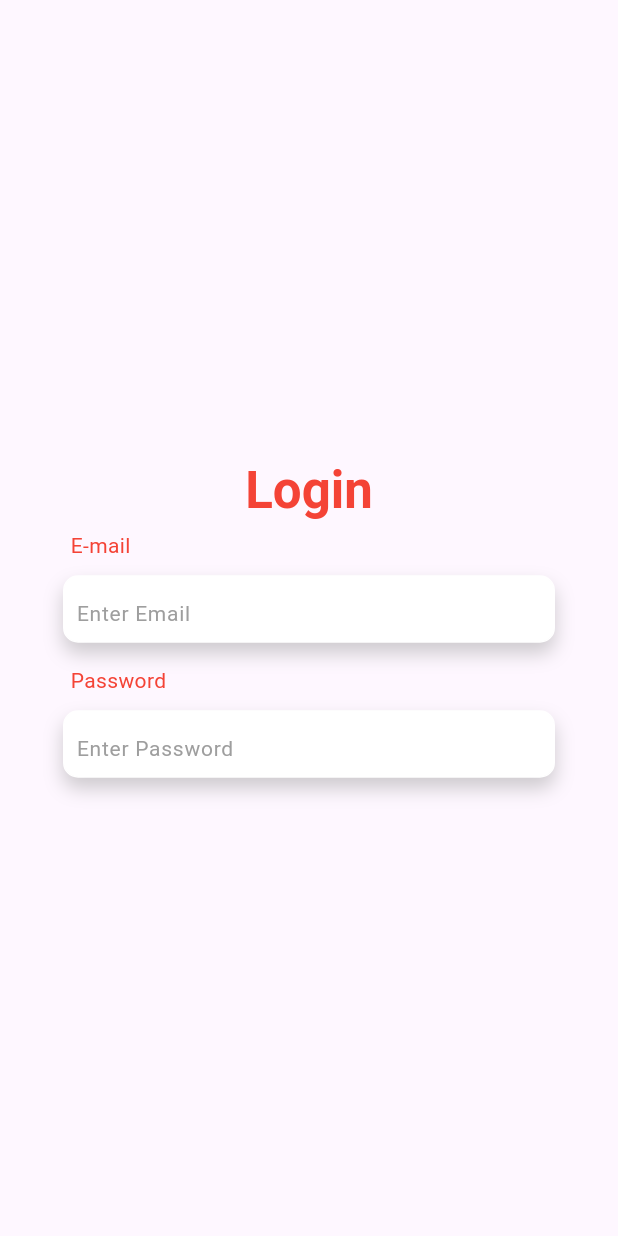
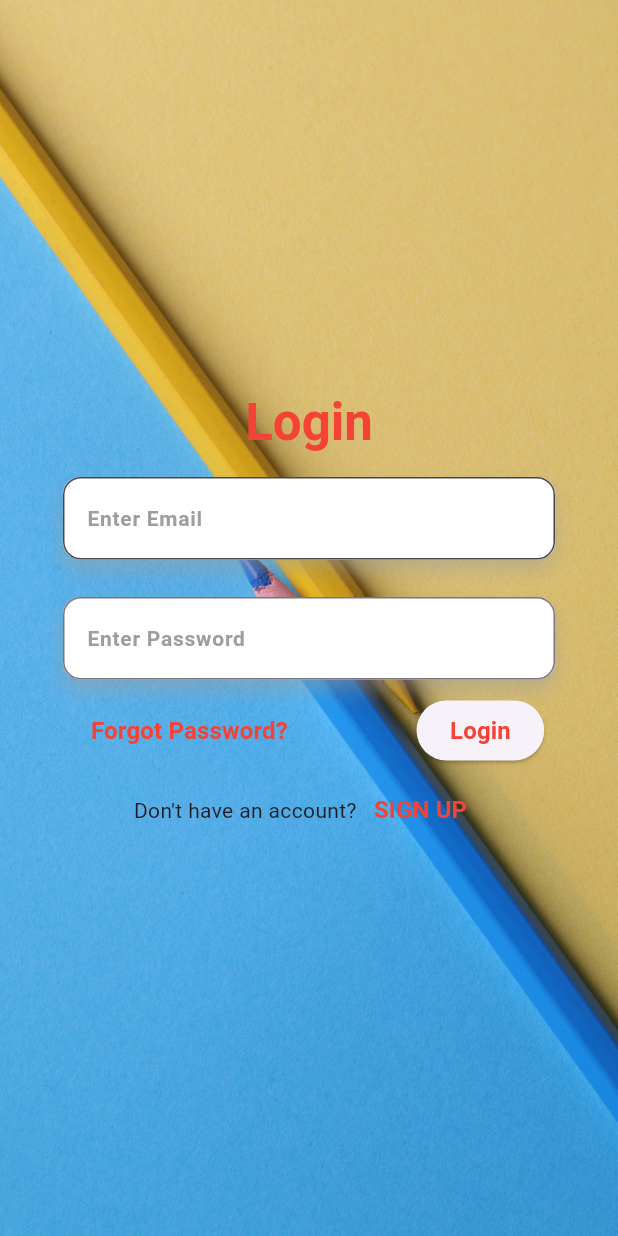
Before and after one commit to nahidulislamshakin/EduAssess360---MCQ-Exam_app, a Flutter app: the screen it shows after launch, on a phone screen of 412 x 824 dp. Run offline on Flutter 3.47's test engine with Material 3 defaults, Android fonts, the phone set to English and light mode, and no system bars; our stand-ins replace flutter_screenutil, fluttertoast.

Commit message:
background image added in login page

```diff
--- a/lib/View/login_page.dart
+++ b/lib/View/login_page.dart
@@ -1,5 +1,8 @@
+import 'package:eduasses360/utils/routes/route_name.dart';
+import 'package:eduasses360/view_model/loginPage_viewmodel.dart';
 import 'package:flutter/material.dart';
 import 'package:flutter_screenutil/flutter_screenutil.dart';
+import 'package:provider/provider.dart';
 
 class LoginPage extends StatefulWidget {
   @override
@@ -7,22 +10,47 @@ class LoginPage extends StatefulWidget {
 }
 
 class _LoginPageState extends State<LoginPage> {
+  final TextEditingController emailController = TextEditingController();
+  final TextEditingController passwordController = TextEditingController();
+  String? errorMessage;
+  bool valid = true;
+  final _formKey = GlobalKey<FormState>();
+
+  @override
+  void dispose() {
+    // TODO: implement dispose
+
+    emailController.dispose();
+    passwordController.dispose();
+    super.dispose();
+  }
+
   @override
   Widget build(BuildContext context) {
+    final lpvProvider = Provider.of<LoginPageViewModel>(context);
+    //errorMessage = lpvProvider.validateEmail(emailController);
     final width = MediaQuery.of(context).size.width;
     final height = MediaQuery.of(context).size.height;
     final keyboardHeight = MediaQuery.of(context).viewInsets.bottom;
     final availableHeight = height - keyboardHeight;
+
     return Scaffold(
       resizeToAvoidBottomInset: false,
       body: SafeArea(
         child: SingleChildScrollView(
           //physics: ClampingScrollPhysics(),
-          child: SizedBox(
+          child: Container(
             width: width,
             height: availableHeight,
+            decoration: const BoxDecoration(
+              image: DecorationImage(
+                  image: AssetImage('assets/images/pencil.jpg'),
+                  fit: BoxFit.cover),
+            ),
             child: Padding(
               padding: const EdgeInsets.all(12.0),
+              child: Form(
+                key: _formKey,
                 child: Column(
                   mainAxisAlignment: MainAxisAlignment.center,
                   children: [
@@ -31,64 +59,104 @@ class _LoginPageState extends State<LoginPage> {
                       style: Theme.of(context).textTheme.titleLarge,
                     ),
                     SizedBox(
+                      height: 15.h,
+                    ),
+                    InputBox(
+                      width: width,
+                      height: height,
+                      textField: TextFormField(
+                        controller: emailController,
+                        validator: (value) {
+                          errorMessage =
+                              lpvProvider.validateEmail(emailController);
+                          return errorMessage;
+                          //return lpvProvider.validateEmail(value ?? '');
+                        },
+                        keyboardType: TextInputType.emailAddress,
+                        decoration: InputDecoration(
+                          //errorText: "",
+                          fillColor: Colors.white,
+                          filled: true,
+                          labelText: "Enter Email",
+                          labelStyle:
+                              TextStyle(color: Colors.grey, fontSize: 14.sp),
+                          iconColor: Colors.red,
+                          //  helperText: "Enter Email",
+                          border: OutlineInputBorder(
+                            borderRadius: BorderRadius.circular(12.r),
+                          ),
+                        ),
+                      ),
+                    ),
+                    SizedBox(
+                      height: 25.h,
+                    ),
+                    InputBox(
+                      width: width,
+                      height: height,
+                      textField: TextFormField(
+                        obscureText: true,
+                        controller: passwordController,
+                        decoration: InputDecoration(
+                          //icon: const Icon(),
+                          labelText: "Enter Password",
+                          labelStyle:
+                              TextStyle(color: Colors.grey, fontSize: 14.sp),
+                          iconColor: Colors.red,
+                          border: OutlineInputBorder(
+                            borderRadius: BorderRadius.circular(12.r),
+                          ),
+                        ),
+                      ),
+                    ),
+                    SizedBox(
+                      height: 10.h,
+                    ),
+                    Row(
+                      mainAxisAlignment: MainAxisAlignment.spaceAround,
+                      crossAxisAlignment: CrossAxisAlignment.start,
+                      children: [
+                        TextButton(
+                          onPressed: () {},
+                          child: Text(
+                            "Forgot Password?",
+                            style: Theme.of(context).textTheme.labelLarge,
+                          ),
+                        ),
+                        ElevatedButton(
+                          onPressed: () {
+                            // _formKey.currentState?.validate();
+                            // valid = false;
+                            Navigator.pushNamed(context,RouteName.home);
+                          },
+                          child: Text(
+                            "Login",
+                            style: Theme.of(context).textTheme.labelLarge,
+                          ),
+                        )
+                      ],
+                    ),
+                    SizedBox(
                       height: 5.h,
                     ),
                     Row(
-                    mainAxisAlignment: MainAxisAlignment.start,
+                      mainAxisAlignment: MainAxisAlignment.center,
                       children: [
-                      Padding(
-                        padding: const EdgeInsets.only(left: 35.0),
-                        child: Text("E-mail",style: TextStyle(color: Colors.red,fontSize:14.sp),),
+                        Text(
+                          "Don't have an account?",
+                          style: Theme.of(context).textTheme.bodyMedium,
+                        ),
+                        TextButton(
+                          onPressed: () {},
+                          child: Text(
+                            "SIGN UP",
+                            style: Theme.of(context).textTheme.labelLarge,
+                          ),
                         ),
                       ],
-                  ),
-                  SizedBox(height: 10.sp,),
-                  InputBox(width:width, height:height,
-                  textField: TextFormField(
-                    decoration: InputDecoration(
-                      //icon: const Icon(),
-                        hintText: "Enter Email",
-                        hintStyle: TextStyle(
-                            color: Colors.grey,
-                            fontSize:14.sp
-                        ),
-
-                        iconColor: Colors.red,
-
-                        border: InputBorder.none
-
-                    ),
-                  ),),
-                   SizedBox(height: 15.h,),
-                  Row(
-                    mainAxisAlignment: MainAxisAlignment.start,
-                    children: [
-                      Padding(
-                        padding: const EdgeInsets.only(left: 35.0),
-                        child: Text("Password",style: TextStyle(color: Colors.red,fontSize:14.sp),),
-                      ),
+                    )
                   ],
                 ),
-                  SizedBox(height: 10.sp,),
-                  InputBox(width: width,height: height,
-                  textField: TextFormField(
-                    obscureText: true,
-                    decoration: InputDecoration(
-                      //icon: const Icon(),
-                        hintText: "Enter Password",
-                        hintStyle: TextStyle(
-                            color: Colors.grey,
-                            fontSize:14.sp
-                        ),
-
-                        iconColor: Colors.red,
-
-                        border: InputBorder.none
-
-                    ),
-                  ),),
-
-                ],
               ),
             ),
           ),
@@ -98,29 +166,35 @@ class _LoginPageState extends State<LoginPage> {
   }
 }
 
-class InputBox extends StatelessWidget{
+class InputBox extends StatelessWidget {
   final double width;
   final double height;
   final Widget textField;
 
-  const InputBox({super.key, required this.width, required this.height, required this.textField});
+  const InputBox(
+      {super.key,
+      required this.width,
+      required this.height,
+      required this.textField});
   @override
-  Widget build (BuildContext context){
+  Widget build(BuildContext context) {
     return Container(
-      width: width,
-      height: 45.h,
-      margin: EdgeInsets.only(left: 30.w,right: 30.w),
-      padding: EdgeInsets.only(left: 8.w,right: 8.w),
+      //  width: width,
+      height: 55.h,
+
+      // margin: EdgeInsets.only(left: 30.w, right: 30.w),
+      margin: EdgeInsets.only(left: 30.w, right: 30.w),
       decoration: BoxDecoration(
-        border: Border.all(width: 1.w,color: Colors.white),
+        //  border: Border.all(width: 1.w, color: Colors.white),
         color: Colors.white,
-        borderRadius: BorderRadius.circular(10.r),
+        borderRadius: BorderRadius.circular(12.r),
         boxShadow: [
           BoxShadow(
             color: Colors.grey.withOpacity(0.5),
             spreadRadius: 0.1,
             blurRadius: 10,
-            offset: const Offset(0, 7),)
+            offset: const Offset(0, 7),
+          )
         ],
       ),
       child: textField,
--- a/lib/main.dart
+++ b/lib/main.dart
@@ -1,4 +1,5 @@
 import "package:eduasses360/utils/routes/routing.dart";
+import "package:eduasses360/view_model/loginPage_viewmodel.dart";
 import "package:flutter/material.dart";
 import "package:flutter_screenutil/flutter_screenutil.dart";
 import "package:provider/provider.dart";
@@ -23,6 +24,9 @@ class MyApp extends StatelessWidget {
         ChangeNotifierProvider<HomePageViewModel>(
           create: (context) => HomePageViewModel(),
         ),
+        ChangeNotifierProvider<LoginPageViewModel>(
+          create: (context) => LoginPageViewModel(),
+        )
       ],
       child: ScreenUtilInit(
 
@@ -42,15 +46,19 @@ class MyApp extends StatelessWidget {
 
               ),
               textTheme: TextTheme(
+                bodyLarge: TextStyle(fontSize:18.sp, fontWeight: FontWeight.bold),
                 bodyMedium: TextStyle(fontSize: 14.sp),
+                bodySmall: TextStyle(fontSize:12.sp),
                 titleLarge: TextStyle(fontSize: 34.sp, fontWeight: FontWeight.bold,color: Colors.red,),
                 titleMedium: TextStyle(fontSize: 16.sp),
-                labelLarge: TextStyle(fontSize: 14.sp),
+                labelLarge: TextStyle(fontSize: 16.sp,fontWeight: FontWeight.bold,color: Colors.red),
+              //  button: TextStyle(fontSize: 16.sp,fontWeight: FontWeight.bold,color: Colors.red),
+
 
               )
             ),
             debugShowCheckedModeBanner: false,
-            initialRoute: RouteName.home,
+            initialRoute: RouteName.login,
             onGenerateRoute: RouteGenerator.generateRoute,
           );
         }
--- /dev/null
+++ b/lib/model/user_model.dart
@@ -0,0 +1,4 @@
+class User{
+  String? name;
+
+}
--- a/lib/utils/routes/route_name.dart
+++ b/lib/utils/routes/route_name.dart
@@ -1,3 +1,4 @@
 class RouteName{
   static const String home = "home_page";
+  static const String login = "login_page";
 }
--- a/lib/utils/routes/routing.dart
+++ b/lib/utils/routes/routing.dart
@@ -1,3 +1,5 @@
+import 'package:eduasses360/View/home_page.dart';
+
 import '../../View/login_page.dart';
 import '/utils/routes/route_name.dart';
 import 'package:flutter/material.dart';
@@ -8,7 +10,10 @@ class RouteGenerator{
     final argument = settings.arguments;
     switch (settings.name){
       case RouteName.home:
-        return MaterialPageRoute(builder: (BuildContext context)=>LoginPage(),);
+        return MaterialPageRoute(builder: (BuildContext context)=>HomePage(),);
+
+      case RouteName.login:
+        return MaterialPageRoute(builder: (BuildContext context)=>LoginPage());
       default: return Utils.toastMessage("No route found");
     }
 
--- a/pubspec.yaml
+++ b/pubspec.yaml
@@ -63,8 +63,9 @@ flutter:
   uses-material-design: true
 
   # To add assets to your application, add an assets section, like this:
-  # assets:
-  #   - images/a_dot_burr.jpeg
+  assets:
+   - assets/images/image-1.jpg
+   - assets/images/pencil.jpg
   #   - images/a_dot_ham.jpeg
 
   # An image asset can refer to one or more resolution-specific "variants", see
```
Also changed, not shown: lib/View/home_page.dart (added, +36 -0 lines), lib/view_model/loginPage_viewmodel.dart (added, +24 -0 lines), assets/images/image-1.jpg (added), assets/images/pencil.jpg (added), resources/background-1.jpg (added). Lines whose indentation alone changed are shown as unchanged.
